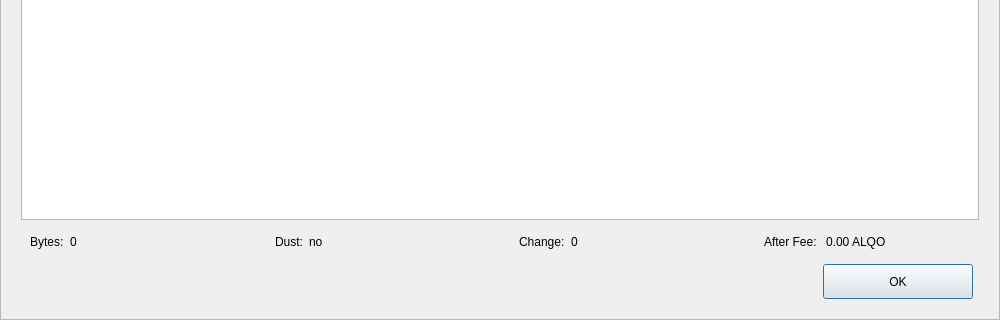
The window that src/qt/forms/coincontroldialog.ui (eons-finance/ALQO) describes before a commit, drawn with Qt 5; both pictures show x 0 to 1000 and y 330 to 650 of the 1000 by 650 pixel window.
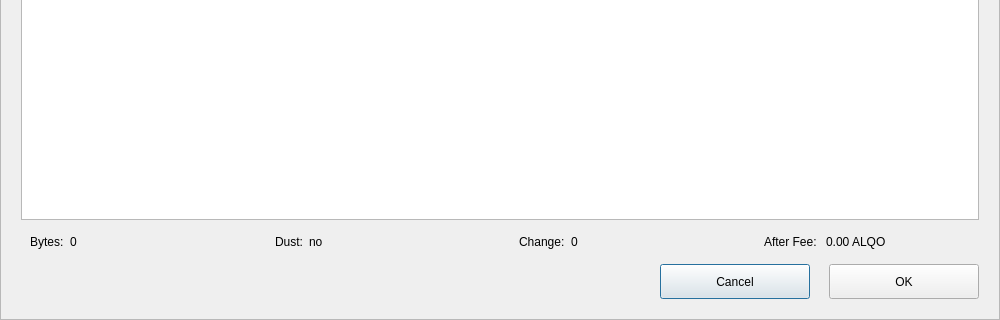
The same window after the commit. Custom widgets are drawn as their Qt base class.

```diff
--- a/src/qt/forms/coincontroldialog.ui
+++ b/src/qt/forms/coincontroldialog.ui
@@ -588,13 +588,13 @@
       <item>
        <layout class="QHBoxLayout" name="horizontalLayout_2">
         <property name="spacing">
-         <number>0</number>
+         <number>19</number>
         </property>
         <property name="leftMargin">
          <number>20</number>
         </property>
         <property name="rightMargin">
-         <number>26</number>
+         <number>20</number>
         </property>
         <item>
          <spacer name="horizontalSpacer_3">
@@ -609,6 +609,19 @@
           </property>
          </spacer>
         </item>
+        <item>
+         <widget class="QPushButton" name="pushButtonCancel">
+          <property name="minimumSize">
+           <size>
+            <width>150</width>
+            <height>35</height>
+           </size>
+          </property>
+          <property name="text">
+           <string>Cancel</string>
+          </property>
+         </widget>
+        </item>
         <item>
          <widget class="QPushButton" name="pushButtonOk">
           <property name="minimumSize">
```
